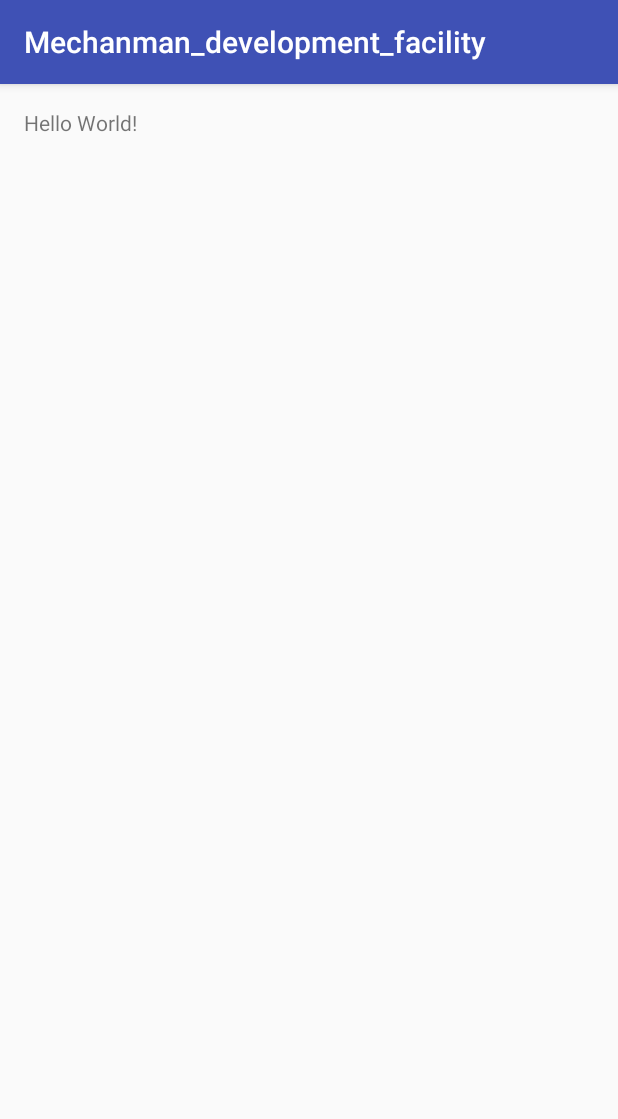
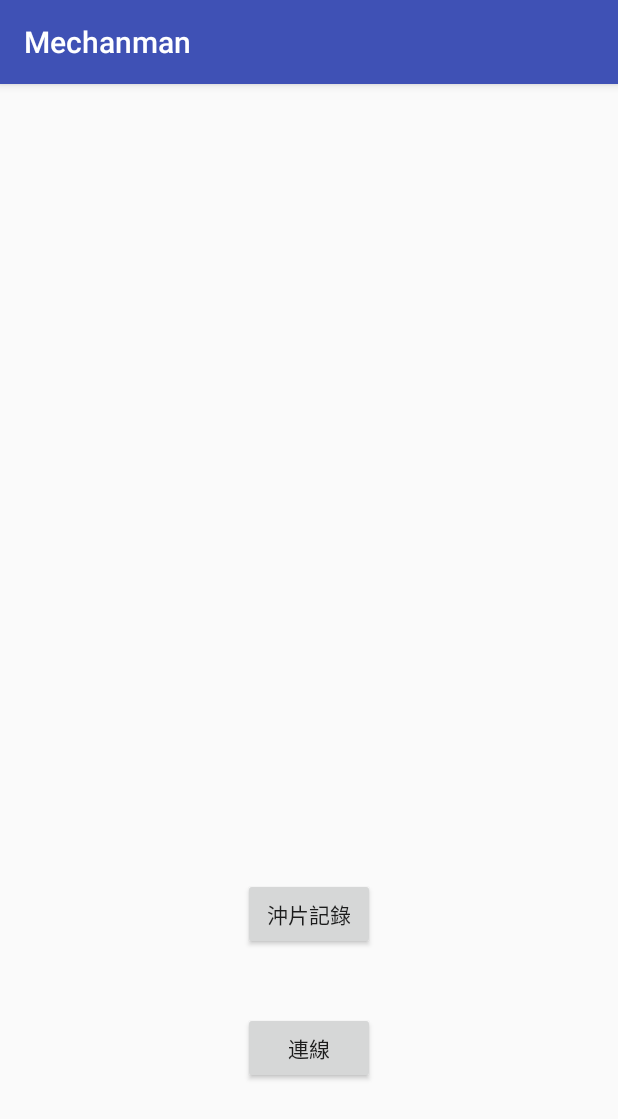
Before and after one commit to BlackKite0206233/Mechanman, an Android app: the screen it shows after launch (StartActivity), on a phone screen of 412 x 824 dp. Shown: the top 1119 px of the screen. Run offline under Robolectric (Android 15) with nearby library versions, the phone set to English and light mode, and no system bars.

Commit message:
start page setting

```diff
--- a/app/build.gradle
+++ b/app/build.gradle
@@ -16,6 +16,7 @@ android {
             minifyEnabled false
             proguardFiles getDefaultProguardFile('proguard-android.txt'), 'proguard-rules.pro'
         }
+
     }
 }
 
--- a/app/src/main/java/com/mechanman/mechanman_development_facility/StartActivity.java
+++ b/app/src/main/java/com/mechanman/mechanman_development_facility/StartActivity.java
@@ -2,12 +2,34 @@ package com.mechanman.mechanman_development_facility;
 
 import android.support.v7.app.AppCompatActivity;
 import android.os.Bundle;
+import android.view.View;
+import android.widget.Button;
 
 public class StartActivity extends AppCompatActivity {
+
+    private Button linkButton;
+    private Button developHistory;
 
     @Override
     protected void onCreate(Bundle savedInstanceState) {
         super.onCreate(savedInstanceState);
         setContentView(R.layout.activity_start);
+
+        linkButton = (Button) findViewById(R.id.linkButton);
+        developHistory = (Button) findViewById(R.id.developHistory);
+
+        linkButton.setOnClickListener(new View.OnClickListener() {
+            @Override
+            public void onClick(View v) {
+
+            }
+        });
+
+        developHistory.setOnClickListener(new View.OnClickListener() {
+            @Override
+            public void onClick(View v) {
+
+            }
+        });
     }
 }
--- a/app/src/main/res/layout/activity_start.xml
+++ b/app/src/main/res/layout/activity_start.xml
@@ -9,8 +9,21 @@
     android:paddingTop="@dimen/activity_vertical_margin"
     tools:context="com.mechanman.mechanman_development_facility.StartActivity">
 
-    <TextView
+    <Button
         android:layout_width="wrap_content"
         android:layout_height="wrap_content"
-        android:text="Hello World!" />
+        android:text="連線"
+        android:id="@+id/linkButton"
+        android:layout_marginBottom="85dp"
+        android:layout_alignParentBottom="true"
+        android:layout_centerHorizontal="true" />
+
+    <Button
+        android:layout_width="wrap_content"
+        android:layout_height="wrap_content"
+        android:text="沖片記錄"
+        android:id="@+id/developHistory"
+        android:layout_above="@+id/linkButton"
+        android:layout_centerHorizontal="true"
+        android:layout_marginBottom="41dp" />
 </RelativeLayout>
--- a/app/src/main/res/values/strings.xml
+++ b/app/src/main/res/values/strings.xml
@@ -1,3 +1,3 @@
 <resources>
-    <string name="app_name">Mechanman_development_facility</string>
+    <string name="app_name">Mechanman</string>
 </resources>
```
